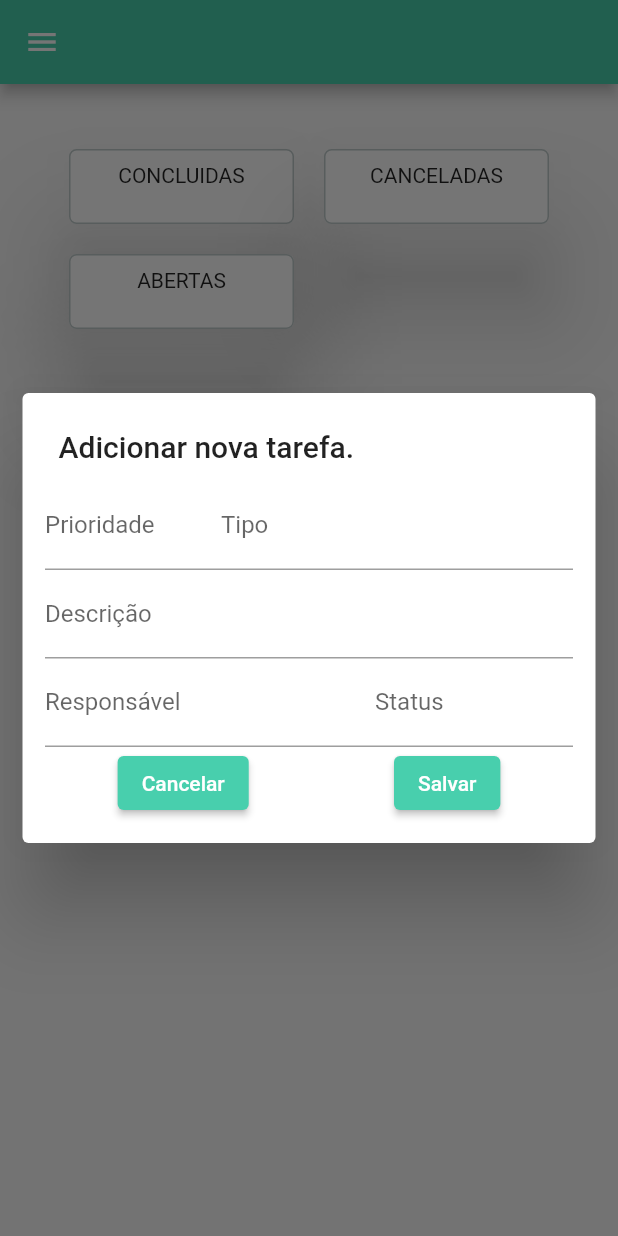
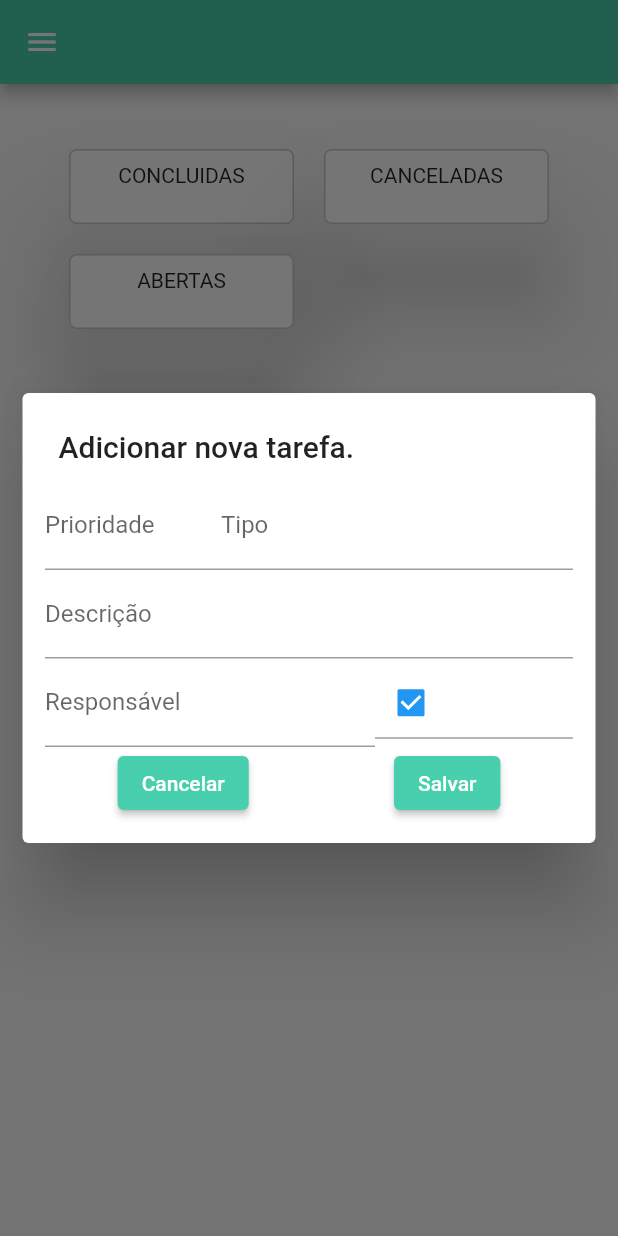
Before and after one commit to vinadeia/lista_tarefas_flutter, a Flutter app: the ListaTarefas screen opened directly, scrolled down 76 dp, after a tap on "Adicionar Tarefa", on a phone screen of 412 x 824 dp. Run offline on Flutter 3.47's test engine with Material 2 defaults, Android fonts, the phone set to English and light mode, and no system bars; our stand-ins replace dio, geolocator, google_fonts, table_calendar.

Commit message:
Deletando a tarefa

```diff
--- a/lib/components/model_tarefa.dart
+++ b/lib/components/model_tarefa.dart
@@ -3,7 +3,7 @@ class ModelTarefa {
   String? descricao;
   String? tipo;
   String? responsavel;
-  String? status;
+  bool? status;
 
 
   ModelTarefa({
--- a/lib/controller_geral/controller_geral.dart
+++ b/lib/controller_geral/controller_geral.dart
@@ -10,6 +10,7 @@ class ControllerGeral extends ChangeNotifier {
   double lat = 0.0;
   double long = 0.0;
   String error = '';
+  Color colorStatus = const Color.fromRGBO(91, 91, 91, 1);
 
   String condicaoTempo ='';
   String imageTempo = '';
--- a/lib/views/formulario_add_tarefa.dart
+++ b/lib/views/formulario_add_tarefa.dart
@@ -1,12 +1,32 @@
+// ignore_for_file: public_member_api_docs, sort_constructors_first
 import 'package:flutter/material.dart';
+import 'package:provider/provider.dart';
 
-class FormularioAddTarefa extends StatelessWidget {
+import '../controller_geral/controller_geral.dart';
+
+class FormularioAddTarefa extends StatefulWidget {
   final TextEditingController prioridadeController;
   final TextEditingController tipoController;
   final TextEditingController descricaoController;
   final TextEditingController responsavelController;
   final TextEditingController statusController;
-  const FormularioAddTarefa({super.key, required this.prioridadeController, required this.tipoController, required this.descricaoController, required this.responsavelController, required this.statusController});
+  bool? statusTeste;
+  FormularioAddTarefa({
+    Key? key,
+    required this.prioridadeController,
+    required this.tipoController,
+    required this.descricaoController,
+    required this.responsavelController,
+    required this.statusController,
+    required this.statusTeste,
+  }) : super(key: key);
+
+  @override
+  State<FormularioAddTarefa> createState() => _FormularioAddTarefaState();
+}
+
+class _FormularioAddTarefaState extends State<FormularioAddTarefa> {
+  bool? isChecked = true;
 
   @override
   Widget build(BuildContext context) {
@@ -22,7 +42,7 @@ class FormularioAddTarefa extends StatelessWidget {
                     Expanded(
                       flex: 2,
                       child: TextFormField(
-                        controller: prioridadeController,
+                        controller: widget.prioridadeController,
                         decoration: const InputDecoration(
                           label: Text('Prioridade')
                         ),
@@ -32,7 +52,7 @@ class FormularioAddTarefa extends StatelessWidget {
                     Expanded(
                       flex: 4,
                       child: TextFormField(
-                        controller: tipoController,
+                        controller: widget.tipoController,
                         decoration: const InputDecoration(
                           label: Text('Tipo')
                         ),
@@ -41,7 +61,7 @@ class FormularioAddTarefa extends StatelessWidget {
                   ],
                 ),
                 TextFormField(
-                  controller: descricaoController,
+                  controller: widget.descricaoController,
                   decoration: const InputDecoration(
                     label: Text('Descrição')
                   ),
@@ -52,7 +72,7 @@ class FormularioAddTarefa extends StatelessWidget {
                     Expanded(
                       flex: 5,
                       child: TextFormField(
-                        controller: responsavelController,
+                        controller: widget.responsavelController,
                         decoration: const InputDecoration(
                           label: Text('Responsável')
                         ),
@@ -62,9 +82,21 @@ class FormularioAddTarefa extends StatelessWidget {
                     Expanded(
                       flex: 3,
                       child: TextFormField(
-                        controller: statusController,
-                        decoration: const InputDecoration(
-                          label: Text('Status')
+                        controller: widget.statusController,
+                        decoration: InputDecoration(
+                          prefixIcon: Checkbox(
+                            value: widget.statusTeste ?? true,
+                            onChanged: (val){
+                              setState(() {
+                                widget.statusTeste = val;
+                              });
+                              print(widget.statusTeste);
+                              // if (isChecked == true) {
+                              //   controller.colorStatus = Colors.green;
+                              // } else {
+                              //   controller.colorStatus = Colors.red;
+                              // }
+                            }),
                         ),
                       ),
                     ),
--- a/lib/views/lista_tarefas.dart
+++ b/lib/views/lista_tarefas.dart
@@ -22,6 +22,7 @@ class _ListaTarefasState extends State<ListaTarefas> {
   final TextEditingController statusController = TextEditingController();
   List<ModelTarefa> teste = [];
   late final LocalKey? key;
+  bool? statusTeste;
 
   Future<bool> _onBackPressed(){
     return showDialog(
@@ -29,7 +30,7 @@ class _ListaTarefasState extends State<ListaTarefas> {
       builder: (context) => Padding(
         padding: const EdgeInsets.only(left: 15, right: 15),
         child: SimpleDialog(
-          insetPadding: EdgeInsets.all(0),
+          insetPadding: const EdgeInsets.all(0),
           title: const Text('Adicionar nova tarefa.'),
           // content: const Text('Adicionar nova tarefa'),
           children: <Widget>[
@@ -44,6 +45,7 @@ class _ListaTarefasState extends State<ListaTarefas> {
                         prioridadeController: prioridadeController,
                         responsavelController: responsavelController,
                         statusController: statusController,
+                        statusTeste: statusTeste,
                         tipoController: tipoController,
                       ),
                       Row(
@@ -61,7 +63,7 @@ class _ListaTarefasState extends State<ListaTarefas> {
                                   descricao: descricaoController.text,
                                   tipo: tipoController.text,
                                   responsavel: responsavelController.text,
-                                  status: statusController.text
+                                  status: statusTeste
                                 )]);
                               });
                               Navigator.of(context).pop(false);
@@ -202,7 +204,20 @@ class _ListaTarefasState extends State<ListaTarefas> {
                                   DataCell(Text(e.tipo.toString())),
                                   DataCell(Text(e.descricao.toString())),
                                   DataCell(Text(e.responsavel.toString())),
-                                  DataCell(Text(e.status.toString())),
+                                  DataCell(
+                                     SizedBox(
+                                      child: e.status == true ?
+                                        const Icon(
+                                          Icons.abc,
+                                          color: Colors.green,
+                                        ) :
+                                        const Icon(
+                                          Icons.abc,
+                                          color: Colors.red,
+                                        )
+                                      )
+
+                                  ),
                                   DataCell(
                                     IconButton(
                                       icon: Icon(Icons.delete,
@@ -210,7 +225,9 @@ class _ListaTarefasState extends State<ListaTarefas> {
                                         size: 20,
                                       ),
                                       onPressed: (){
-
+                                        setState(() {
+                                          teste.remove(e);
+                                        });
                                       },
                                     )
                                   )
```
